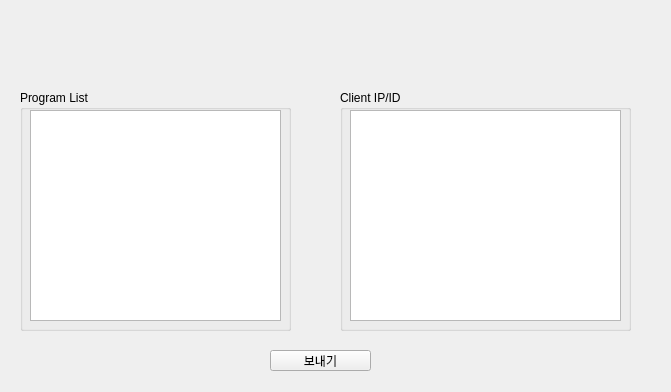
The window that Server/grad_UI.ui (kanadeyy/auto_install_ftp) describes before a commit, drawn with Qt 5.
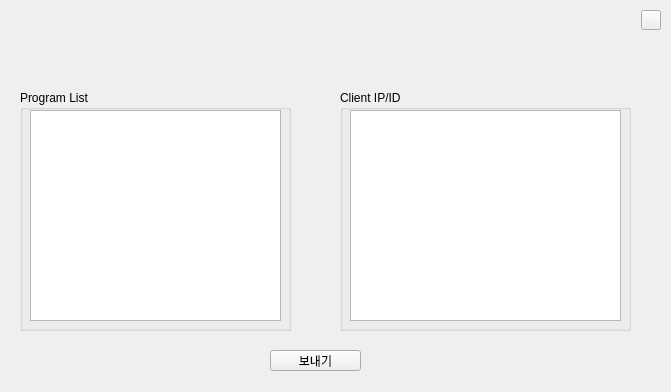
The same window after the commit.

Diff of the .ui file:
```diff
--- a/Server/grad_UI.ui
+++ b/Server/grad_UI.ui
@@ -122,7 +122,7 @@
     <rect>
      <x>270</x>
      <y>350</y>
-     <width>101</width>
+     <width>91</width>
      <height>21</height>
     </rect>
    </property>
@@ -130,6 +130,22 @@
     <string>보내기</string>
    </property>
   </widget>
+  <widget class="QPushButton" name="Closebutton">
+   <property name="geometry">
+    <rect>
+     <x>641</x>
+     <y>10</y>
+     <width>20</width>
+     <height>20</height>
+    </rect>
+   </property>
+   <property name="cursor">
+    <cursorShape>PointingHandCursor</cursorShape>
+   </property>
+   <property name="text">
+    <string/>
+   </property>
+  </widget>
   <zorder>groupBox_2</zorder>
   <zorder>groupBox</zorder>
   <zorder>sendbutton</zorder>
```
Left out of the diff: 4 changed lines with no effect on the pictures.
